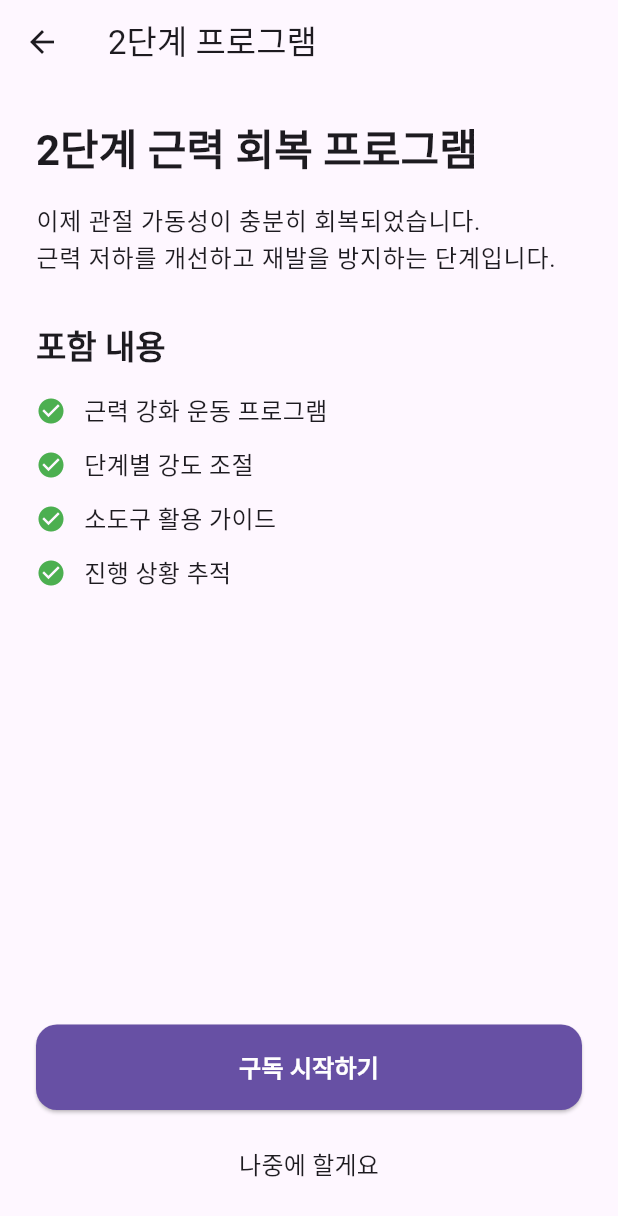
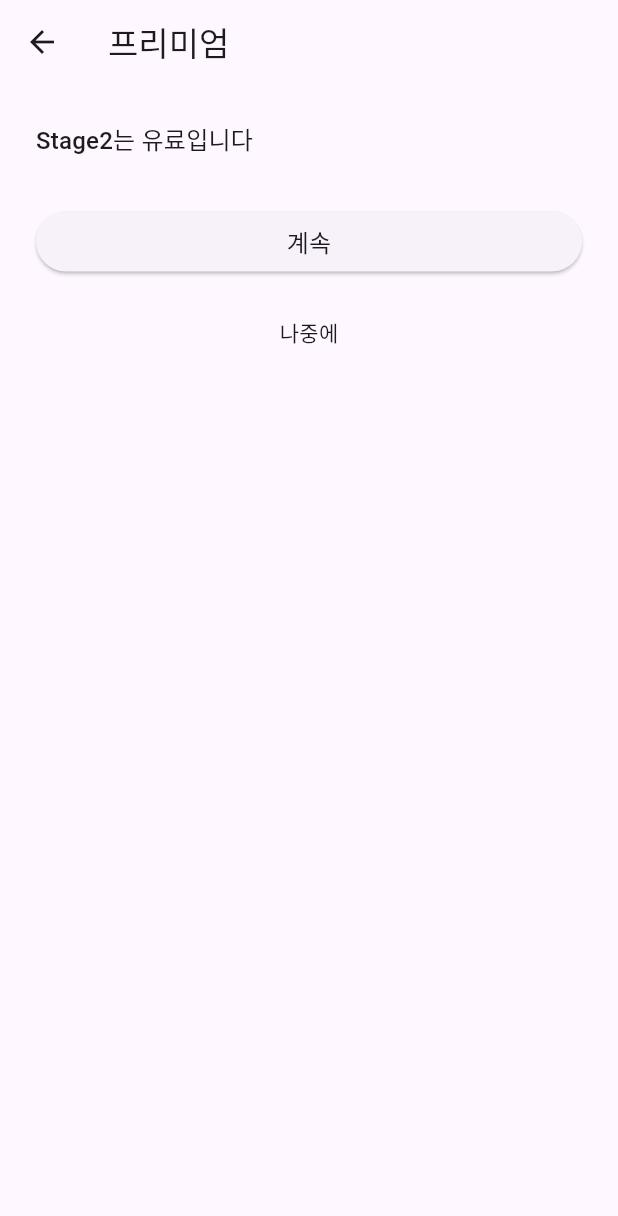
Before and after one commit to rekit-app/rekit-app, a Flutter app: the PaywallScreen screen opened by its route, on a phone screen of 412 x 824 dp. Shown: the top 1216 px of the screen. Run offline on Flutter 3.47's test engine with Material 3 defaults, Android fonts, the phone set to English and light mode, and no system bars; our stand-ins replace shared_preferences; accounts and stored records are empty.

Commit message:
Sprint5 complete - stage2 loop + paywall + demomode

```diff
--- a/lib/screens/paywall_screen.dart
+++ b/lib/screens/paywall_screen.dart
@@ -1,18 +1,29 @@
 import 'package:flutter/material.dart';
 import 'package:shared_preferences/shared_preferences.dart';
+import '../core/extensions/context_theme.dart';
+import '../core/config/demo_mode.dart';
 import '../core/storage_keys.dart';
 import 'program_screen.dart';
 
-class PaywallScreen extends StatelessWidget {
+class PaywallScreen extends StatefulWidget {
   const PaywallScreen({super.key});
 
-  Future<void> _handleSubscribe(BuildContext context) async {
+  @override
+  State<PaywallScreen> createState() => _PaywallScreenState();
+}
+
+class _PaywallScreenState extends State<PaywallScreen> {
+  Future<void> _onPurchase() async {
+    if (allowDemoPaywallBypass()) {
+      // bypass
+    }
+
     final prefs = await SharedPreferences.getInstance();
     await prefs.setInt(StorageKeys.stage, 2);
     await prefs.setInt(StorageKeys.day, 1);
 
     if (context.mounted) {
-      Navigator.pushReplacement(
+      Navigator.push(
         context,
         MaterialPageRoute(builder: (_) => const ProgramScreen()),
       );
@@ -21,61 +32,20 @@ class PaywallScreen extends StatelessWidget {
 
   @override
   Widget build(BuildContext context) {
-    final theme = Theme.of(context);
-    final colorScheme = theme.colorScheme;
-    final textTheme = theme.textTheme;
-
     return Scaffold(
-      appBar: AppBar(title: const Text('2단계 프로그램')),
+      appBar: AppBar(title: const Text('프리미엄')),
       body: Padding(
         padding: const EdgeInsets.all(24),
         child: Column(
           crossAxisAlignment: CrossAxisAlignment.start,
           children: [
-            Text(
-              '2단계 근력 회복 프로그램',
-              style: textTheme.headlineMedium?.copyWith(
-                fontWeight: FontWeight.bold,
-              ),
-            ),
-            const SizedBox(height: 16),
-            Text(
-              '이제 관절 가동성이 충분히 회복되었습니다.\n'
-              '근력 저하를 개선하고 재발을 방지하는 단계입니다.',
-              style: textTheme.bodyLarge?.copyWith(height: 1.5),
-            ),
+            Text('Stage2는 유료입니다', style: context.textTheme.titleMedium),
             const SizedBox(height: 32),
-            Text(
-              '포함 내용',
-              style: textTheme.titleLarge?.copyWith(
-                fontWeight: FontWeight.w600,
-              ),
-            ),
-            const SizedBox(height: 16),
-            _buildFeatureItem('근력 강화 운동 프로그램'),
-            _buildFeatureItem('단계별 강도 조절'),
-            _buildFeatureItem('소도구 활용 가이드'),
-            _buildFeatureItem('진행 상황 추적'),
-            const Spacer(),
             SizedBox(
               width: double.infinity,
               child: ElevatedButton(
-                onPressed: () => _handleSubscribe(context),
-                style: ElevatedButton.styleFrom(
-                  backgroundColor: colorScheme.primary,
-                  foregroundColor: Colors.white,
-                  padding: const EdgeInsets.symmetric(vertical: 16),
-                  shape: RoundedRectangleBorder(
-                    borderRadius: BorderRadius.circular(14),
-                  ),
-                ),
-                child: Text(
-                  '구독 시작하기',
-                  style: textTheme.titleMedium?.copyWith(
-                    fontWeight: FontWeight.w600,
-                    color: Colors.white,
-                  ),
-                ),
+                onPressed: _onPurchase,
+                child: Text('계속', style: context.textTheme.titleMedium),
               ),
             ),
             const SizedBox(height: 12),
@@ -83,7 +53,7 @@ class PaywallScreen extends StatelessWidget {
               width: double.infinity,
               child: TextButton(
                 onPressed: () => Navigator.pop(context),
-                child: Text('나중에 할게요', style: textTheme.titleMedium),
+                child: Text('나중에', style: context.textTheme.bodyMedium),
               ),
             ),
           ],
@@ -91,17 +61,4 @@ class PaywallScreen extends StatelessWidget {
       ),
     );
   }
-
-  Widget _buildFeatureItem(String text) {
-    return Padding(
-      padding: const EdgeInsets.only(bottom: 12),
-      child: Row(
-        children: [
-          const Icon(Icons.check_circle, color: Colors.green, size: 20),
-          const SizedBox(width: 12),
-          Text(text, style: const TextStyle(fontSize: 16)),
-        ],
-      ),
-    );
-  }
 }
```
Also changed, not shown: lib/core/config/demo_mode.dart (added, +9 -0 lines), lib/core/utils/storage_helper.dart (added, +17 -0 lines), lib/screens/home_screen.dart (+66 -49 lines), lib/screens/program_screen.dart (+33 -31 lines).
